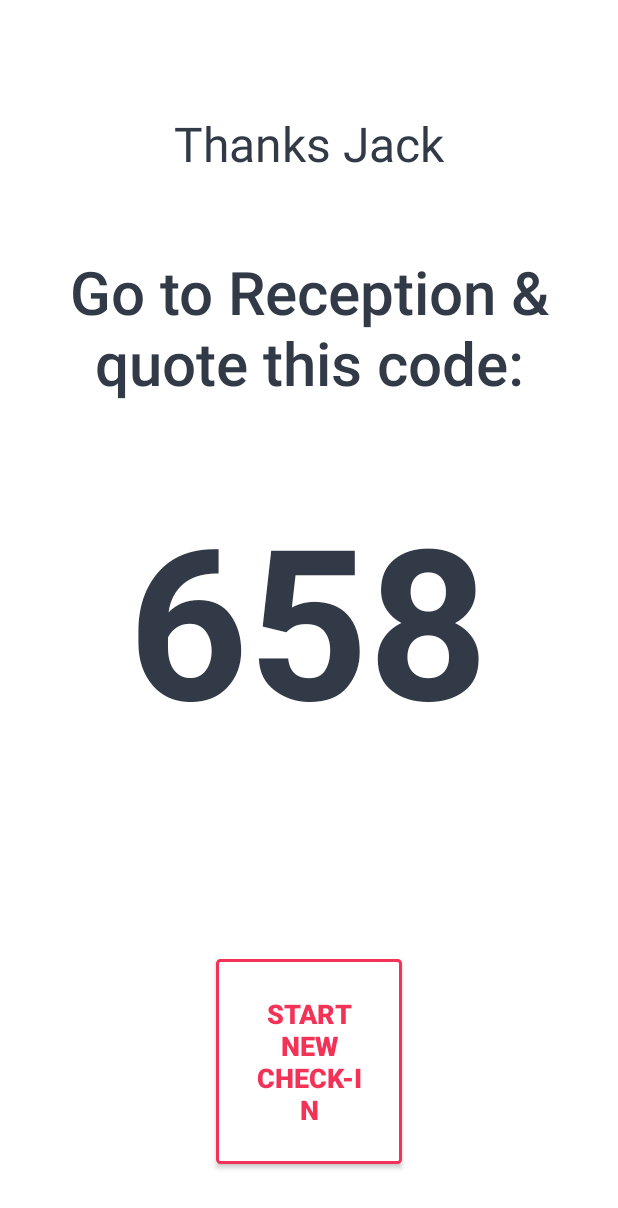
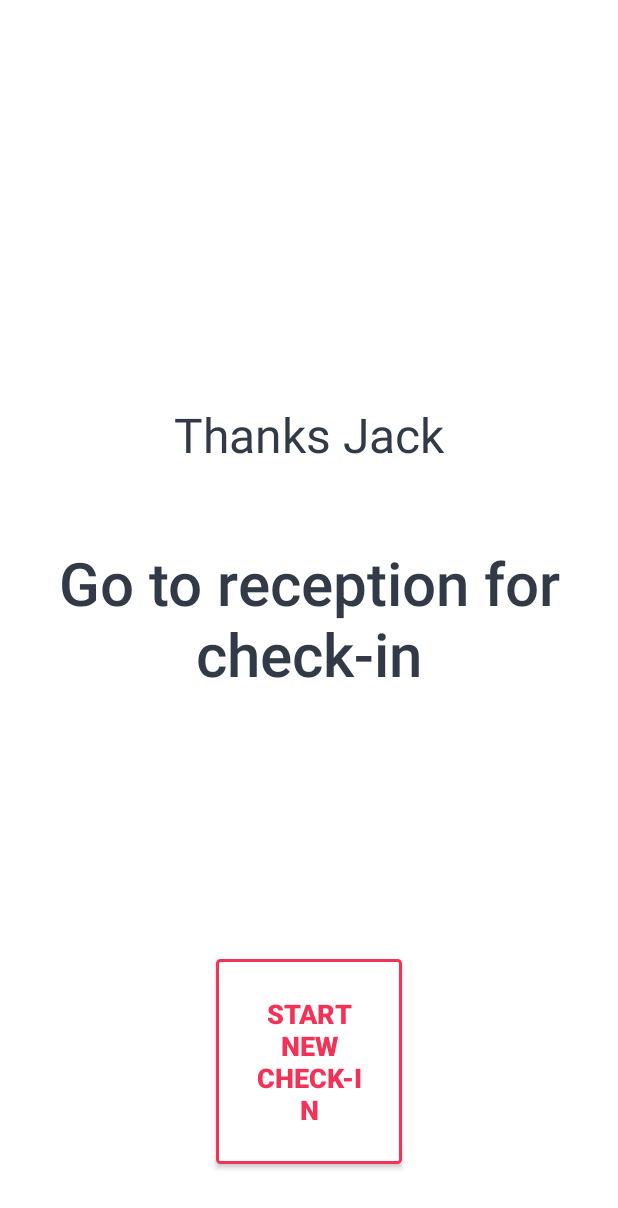
Before and after one commit to pixelsandcode/self-checkin, an Android app: the layout fragment_success_sign_up.xml on its own in the app's theme, with its tools: preview values and no code run, on a phone screen of 412 x 824 dp. Shown: the top 1208 px of the screen. Run offline under Robolectric (Android 15) with nearby library versions, the phone set to English and light mode, and no system bars.

Commit message:
[#137688557] remove check in code

```diff
--- a/Self-Check-In/app/build.gradle
+++ b/Self-Check-In/app/build.gradle
@@ -61,6 +61,7 @@ android {
 
     lintOptions {
         disable 'InvalidPackage'
+        disable 'MissingTranslation'
     }
 
     packagingOptions {
--- a/Self-Check-In/app/src/main/java/me/tipi/self_check_in/data/api/models/Guest.java
+++ b/Self-Check-In/app/src/main/java/me/tipi/self_check_in/data/api/models/Guest.java
@@ -31,7 +31,6 @@ public final class Guest {
   public String guest_key;
   public String passportPath;
   public String avatarPath;
-  public String check_in_code;
 
   /**
    * Instantiates a new Guest.
--- a/Self-Check-In/app/src/main/java/me/tipi/self_check_in/ui/FindUserActivity.java
+++ b/Self-Check-In/app/src/main/java/me/tipi/self_check_in/ui/FindUserActivity.java
@@ -201,7 +201,6 @@ public class FindUserActivity extends AppCompatActivity {
             Timber.d("Claimed");
             guest.guest_key = apiResponse.data.guest_key;
             guest.name = apiResponse.data.name;
-            guest.check_in_code = apiResponse.data.check_in_code;
             viewPager.setCurrentItem(3);
             tracker.send(new HitBuilders.EventBuilder("Check-in", "Claim").build());
 
--- a/Self-Check-In/app/src/main/java/me/tipi/self_check_in/ui/SignUpActivity.java
+++ b/Self-Check-In/app/src/main/java/me/tipi/self_check_in/ui/SignUpActivity.java
@@ -433,7 +433,6 @@ public class SignUpActivity extends AppCompatActivity {
             Timber.w("--------PROCESS FINISHED------- with guest_key: %s", apiResponse.data.guest_key);
             guest.guest_key = apiResponse.data.guest_key;
             guest.name = apiResponse.data.name;
-            guest.check_in_code = apiResponse.data.check_in_code;
             // Send overall success time
             long elapsed = Math.abs(guest.time - System.currentTimeMillis());
             long diffSeconds = TimeUnit.MILLISECONDS.toSeconds(elapsed);
@@ -552,7 +551,6 @@ public class SignUpActivity extends AppCompatActivity {
     guest.time = System.currentTimeMillis();
     Timber.w("---------GOING TO FIND USER--------");
     startActivity(new Intent(this, FindUserActivity.class));
-    finish();
   }
 
   /**
--- a/Self-Check-In/app/src/main/java/me/tipi/self_check_in/ui/fragments/SuccessSignUpFragment.java
+++ b/Self-Check-In/app/src/main/java/me/tipi/self_check_in/ui/fragments/SuccessSignUpFragment.java
@@ -77,7 +77,6 @@ public class SuccessSignUpFragment extends Fragment {
 
   @Bind(R.id.printer_btn) ImageButton printerBtn;
   @Bind(R.id.title) TextView titleView;
-  @Bind(R.id.code) TextView codeView;
   @Bind(R.id.circle_count_down_view) CircleCountDownView circleCountDownView;
 
   private BluetoothAdapter mBluetoothAdapter;
@@ -138,7 +137,6 @@ public class SuccessSignUpFragment extends Fragment {
     firstNam = firstNam.toLowerCase(Locale.US);
     firstNam = Character.toString(firstNam.charAt(0)).toUpperCase() + firstNam.substring(1);
     titleView.setText(String.format(Locale.US, getString(R.string.thanks), firstNam));
-    codeView.setText(guest.check_in_code);
 
     return rootView;
   }
--- a/Self-Check-In/app/src/main/res/layout/fragment_success_sign_up.xml
+++ b/Self-Check-In/app/src/main/res/layout/fragment_success_sign_up.xml
@@ -29,26 +29,14 @@
       android:id="@+id/show_code"
       android:layout_width="460dp"
       android:layout_height="wrap_content"
-      android:text="@string/go_to_reception_code"
+      android:text="@string/go_to_reception"
       android:layout_centerHorizontal="true"
       android:textSize="40sp"
       android:textColor="@color/main_text"
-      android:layout_above="@+id/code"
+      android:layout_centerInParent="true"
       android:layout_marginBottom="50dp"
       android:gravity="center"
       android:fontFamily="@string/roboto_medium"/>
-
-  <TextView
-      android:id="@+id/code"
-      android:layout_width="wrap_content"
-      android:layout_height="wrap_content"
-      android:layout_centerInParent="true"
-      android:textColor="@color/main_text"
-      android:textSize="140sp"
-      android:textStyle="bold"
-      android:fontFamily="@string/roboto_regular"
-      tools:text="658"
-      />
 
   <me.tipi.self_check_in.ui.misc.CircleCountDownView
       android:id="@+id/circle_count_down_view"
--- a/Self-Check-In/app/src/main/res/values/strings.xml
+++ b/Self-Check-In/app/src/main/res/values/strings.xml
@@ -109,6 +109,4 @@
   <string name="hostel_terms">By tapping \'Next\' I agree to the Hostels Terms &amp; Conditions</string>
   <string name="set">Set</string>
   <string name="cancel">Cancel</string>
-  <!-- TODO: Remove or change this placeholder text -->
-  <string name="hello_blank_fragment">Hello blank fragment</string>
 </resources>
```
Also changed, not shown: 1 other file.
